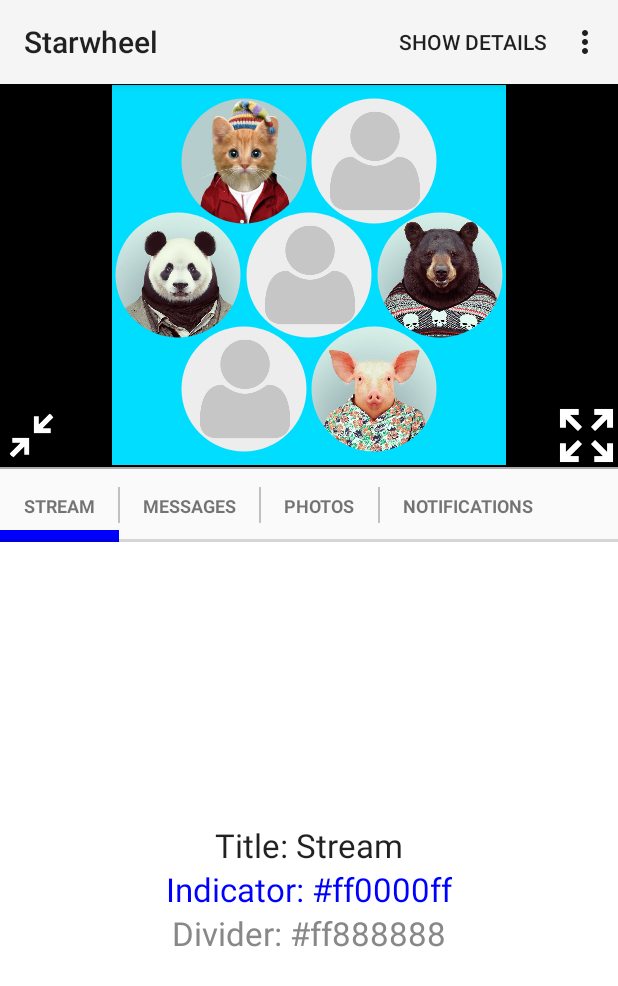
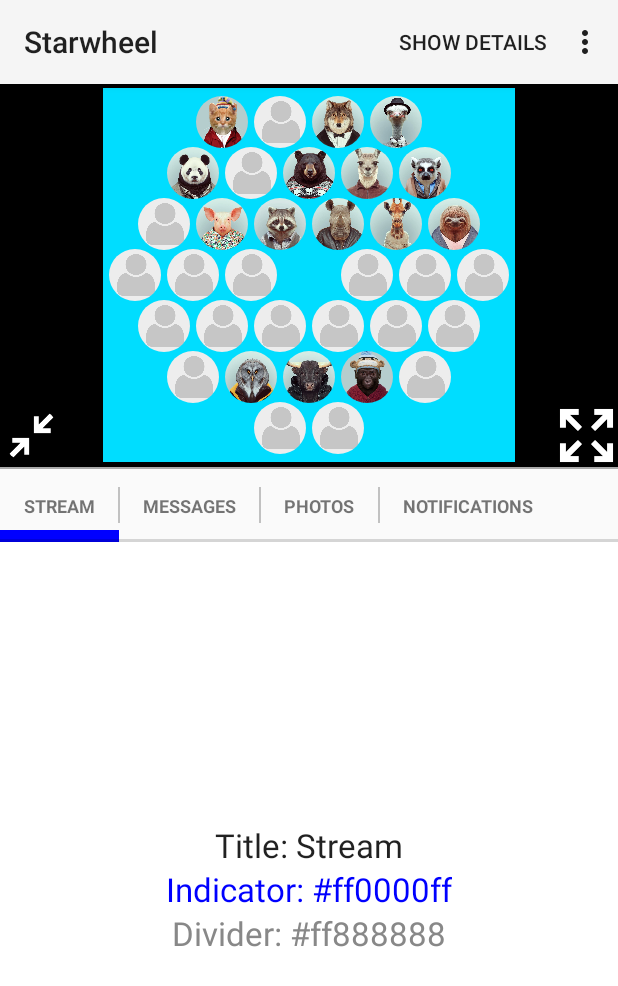
Before and after one commit to starwheel/starwheel-android, an Android app: the MainActivity screen opened directly, with no data from a screen before it, on a phone screen of 412 x 824 dp. Shown: the top 986 px of the screen. Run offline under Robolectric (Android 15) with nearby library versions, the phone set to English and light mode, and no system bars; our stand-ins replace CircleImageView; pictures from the network do not load.

Commit message:
Minor layout changes

```diff
--- a/app/src/main/java/net/omplanet/starwheel/ui/navigation/slidingtabs/MainActivity.java
+++ b/app/src/main/java/net/omplanet/starwheel/ui/navigation/slidingtabs/MainActivity.java
@@ -17,7 +17,7 @@ public class MainActivity extends SampleActivityBase {
     // Whether the details Fragment is currently shown
     private boolean mDetailsShown = false;
     // The current radius of the grid view
-    private int mCurrentRadius = 1;
+    private int mCurrentRadius = 3;
 
     @Override
     protected void onCreate(Bundle savedInstanceState) {
--- a/app/src/main/res/layout-land/activity_main.xml
+++ b/app/src/main/res/layout-land/activity_main.xml
@@ -30,8 +30,8 @@
         <FrameLayout
               android:id="@+id/grid_view_fragment"
               android:layout_width="match_parent"
-              android:layout_height="match_parent"
-              android:layout_weight="1" />
+              android:layout_height="0dp"
+              android:layout_weight="2" />
 
         <View
             android:layout_width="match_parent"
@@ -41,7 +41,7 @@
         <ScrollView
             style="@style/Widget.SampleMessageTile"
             android:layout_width="match_parent"
-            android:layout_height="wrap_content"
+            android:layout_height="0dp"
             android:layout_weight="1">
 
             <TextView
```
